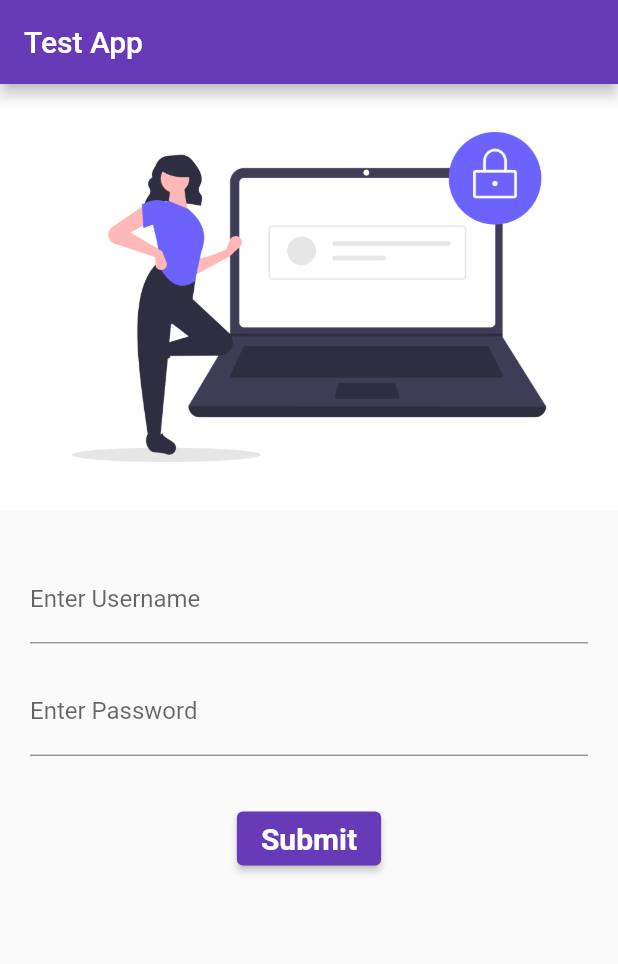
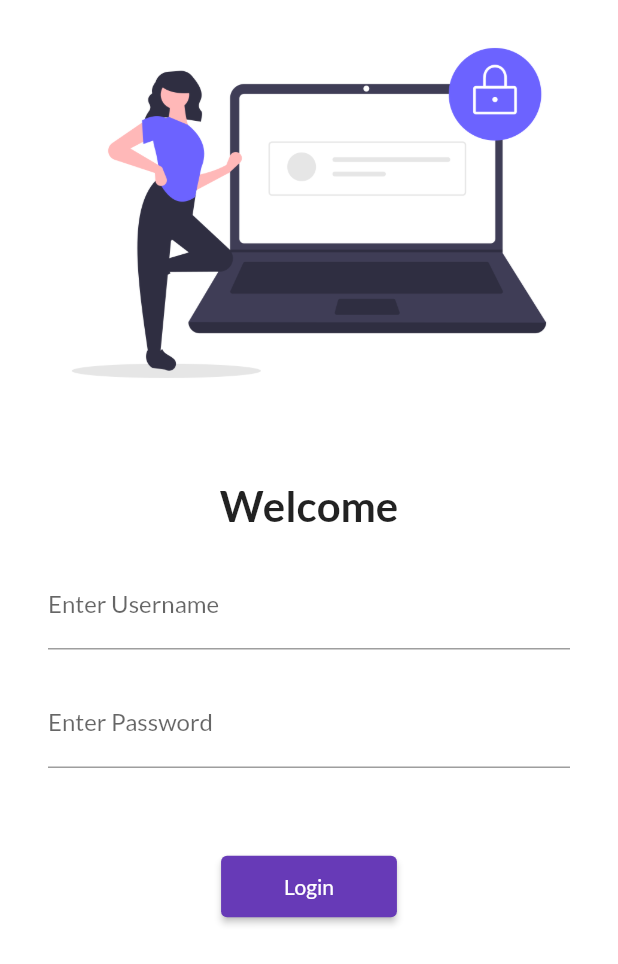
Before and after one commit to wasim919/CatalogApp, a Flutter app: the screen it shows after launch, on a phone screen of 412 x 824 dp. Shown: the top 964 px of the screen. Run offline on Flutter 3.47's test engine with Material 2 defaults, Android fonts, the phone set to English and light mode, and no system bars; our stand-ins replace google_fonts.

Commit message:
day5 done

```diff
--- a/lib/main.dart
+++ b/lib/main.dart
@@ -1,17 +1,23 @@
 import "package:flutter/material.dart";
+import "package:google_fonts/google_fonts.dart";
+
 import 'package:new_apps/pages/home_page.dart';
 import 'package:new_apps/pages/login_page.dart';
+import 'package:new_apps/utils/routes.dart';
 
 void main() {
   runApp(
     MaterialApp(
         themeMode: ThemeMode.light,
-        theme: ThemeData(primarySwatch: Colors.deepPurple),
+        theme: ThemeData(
+          primarySwatch: Colors.deepPurple,
+          fontFamily: GoogleFonts.lato().fontFamily,
+        ),
         darkTheme: ThemeData(brightness: Brightness.dark),
         routes: {
           "/": (context) => const LoginPage(),
-          "/home": (context) => const HomePage(),
-          "/login": (context) => const LoginPage()
+          MyRoutes.homeRoute: (context) => const HomePage(),
+          MyRoutes.loginRoute: (context) => const LoginPage()
         }),
   );
 }
--- a/lib/pages/login_page.dart
+++ b/lib/pages/login_page.dart
@@ -1,4 +1,5 @@
 import "package:flutter/material.dart";
+import 'package:new_apps/utils/routes.dart';
 
 class LoginPage extends StatefulWidget {
   const LoginPage({Key? key}) : super(key: key);
@@ -12,46 +13,65 @@ class _LoginPageState extends State<LoginPage> {
   final _passwordController = TextEditingController();
   @override
   Widget build(BuildContext context) {
-    return Scaffold(
-      appBar: AppBar(
-        title: const Text("Test App"),
-      ),
-      body: SingleChildScrollView(
+    return Material(
+      // appBar: AppBar(
+      //   title: const Text("Test App"),
+      // ),
+      // backgroundColor: Colors.white,
+      color: Colors.white,
+      child: SingleChildScrollView(
         child: Column(
           children: [
-            Image.asset("assets/images/login_image.png"),
+            SizedBox(
+              height: MediaQuery.of(context).padding.top,
+            ),
+            Image.asset("assets/images/login_image.png", fit: BoxFit.cover),
             const SizedBox(height: 20.0),
             Padding(
               padding:
-                  const EdgeInsets.symmetric(horizontal: 20.0, vertical: 10.0),
+                  const EdgeInsets.symmetric(horizontal: 32.0, vertical: 16.0),
               child: Form(
                 child: Column(
                   children: [
+                    const Text(
+                      "Welcome",
+                      style: TextStyle(
+                        fontSize: 28,
+                        fontWeight: FontWeight.bold,
+                      ),
+                    ),
+                    const SizedBox(height: 20.0),
                     TextFormField(
                       controller: _usernameController,
                       decoration: const InputDecoration(
                           labelText: "Enter Username", hintText: "Username"),
                     ),
-                    const SizedBox(height: 16.0),
+                    const SizedBox(height: 20.0),
                     TextFormField(
                       controller: _passwordController,
                       decoration: const InputDecoration(
                           labelText: "Enter Password", hintText: "Password"),
+                      obscureText: true,
                     ),
-                    const SizedBox(height: 16.0),
+                    const SizedBox(height: 40.0),
                     Padding(
                       padding: const EdgeInsets.symmetric(
                           vertical: 15.0, horizontal: 30.0),
                       child: ElevatedButton(
                         onPressed: () {
-                          print("hi");
+                          Navigator.pushNamed(context, MyRoutes.homeRoute);
+                          // print("hi");
                         },
+                        style: TextButton.styleFrom(
+                          padding: const EdgeInsets.symmetric(
+                              vertical: 12.0, horizontal: 42.0),
+                        ),
                         child: const Text(
-                          "Submit",
-                          style: TextStyle(
-                              color: Colors.white,
-                              fontWeight: FontWeight.bold,
-                              fontSize: 20.0),
+                          "Login",
+                          // style: TextStyle(
+                          //     color: Colors.white,
+                          //     fontWeight: FontWeight.bold,
+                          //     fontSize: 20.0),
                         ),
                       ),
                     )
--- /dev/null
+++ b/lib/utils/routes.dart
@@ -0,0 +1,4 @@
+class MyRoutes {
+  static String loginRoute = "/login";
+  static String homeRoute = "/home";
+}
--- a/pubspec.yaml
+++ b/pubspec.yaml
@@ -33,6 +33,7 @@ dependencies:
     # The following adds the Cupertino Icons font to your application.
     # Use with the CupertinoIcons class for iOS style icons.
     cupertino_icons: ^1.0.2
+    google_fonts: ^2.1.0
 
 dev_dependencies:
     flutter_test:
```
Also changed, not shown: pubspec.lock.
